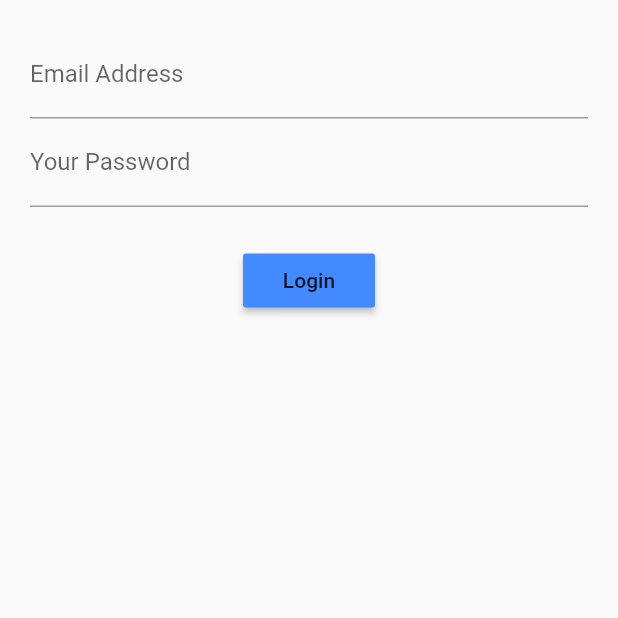
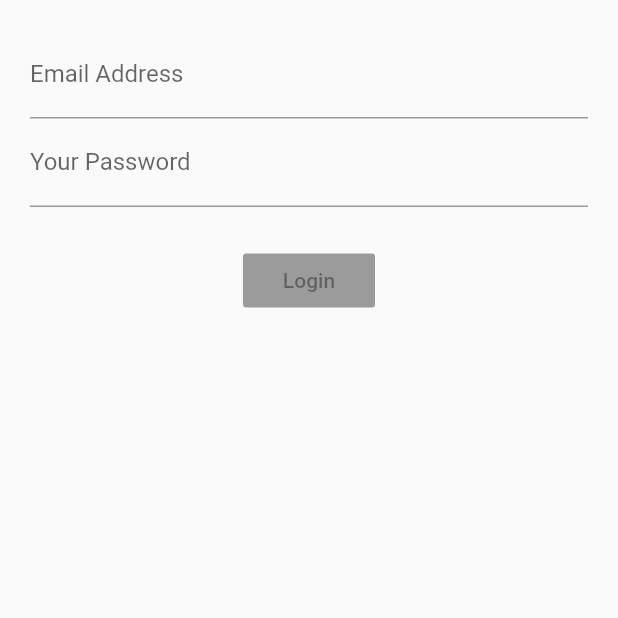
Before and after one commit to mKleinCreative/LearnSomeDart, a Flutter app: the screen it shows after launch, on a phone screen of 412 x 824 dp, the top half of it. Run offline on Flutter 3.47's test engine with Material 2 defaults, Android fonts, the phone set to English and light mode, and no system bars; our stand-ins replace rxdart.

Commit message:
added in stream functionality to login page, now migrating to RxDart Subjects

```diff
--- a/login_bloc/lib/src/app.dart
+++ b/login_bloc/lib/src/app.dart
@@ -1,12 +1,15 @@
 import 'package:flutter/material.dart';
 import 'screens/login_screen.dart';
+import 'blocs/provider.dart';
 
 class App extends StatelessWidget {
   build(context) {
-    return MaterialApp(
-      title: 'Log Me In',
-      home: Scaffold(
-        body: LoginScreen(),
+    return Provider(
+      child: MaterialApp(
+        title: 'Log Me In',
+        home: Scaffold(
+          body: LoginScreen(),
+        ),
       ),
     );
   }
--- a/login_bloc/lib/src/blocs/bloc.dart
+++ b/login_bloc/lib/src/blocs/bloc.dart
@@ -1,15 +1,21 @@
 import 'dart:async';
 import 'validators.dart';
+import 'package:rxdart/rxdart.dart';
 
 class Bloc extends Object with Validators{
-  final _email = StreamController<String>();
-  final _password = StreamController<String>();
+  final _email = StreamController<String>.broadcast();
+  final _password = StreamController<String>.broadcast();
 
   Stream<String> get email => _email.stream.transform(validateEmail);
   Stream<String> get password => _password.stream.transform(validatePassword);
+  Stream<bool> get submitValid => Observable.combineLatest2(email, password, (e, p) => true);
 
   Function(String) get changeEmail => _email.sink.add;
   Function(String) get changePassword => _password.sink.add;
+
+  submit() {
+
+  }
 
   dispose() {
     _email.close();
--- /dev/null
+++ b/login_bloc/lib/src/blocs/provider.dart
@@ -0,0 +1,15 @@
+import 'package:flutter/material.dart';
+import 'bloc.dart';
+
+class Provider extends InheritedWidget {
+  final bloc = Bloc();
+
+  Provider({Key key, Widget child})
+    : super(key: key, child: child);
+
+  bool updateShouldNotify(_) => true;
+
+  static Bloc of(BuildContext context) {
+    return (context.inheritFromWidgetOfExactType(Provider) as Provider).bloc;
+  }
+}
--- a/login_bloc/lib/src/blocs/validators.dart
+++ b/login_bloc/lib/src/blocs/validators.dart
@@ -16,7 +16,7 @@ class Validators {
       if (password.length > 3) {
         sink.add(password);
       } else {
-        sink.addError('Please enter atleast 4 characters.')
+        sink.addError('Please enter atleast 4 characters.');
       }
     }
   );
--- a/login_bloc/lib/src/screens/login_screen.dart
+++ b/login_bloc/lib/src/screens/login_screen.dart
@@ -1,45 +1,68 @@
 import 'package:flutter/material.dart';
+import '../blocs/bloc.dart';
+import '../blocs/provider.dart';
 
 class LoginScreen extends StatelessWidget {
   Widget build(context) {
+    final bloc = Provider.of(context);
+
     return Container(
       margin: EdgeInsets.all(20.0),
       child: Column(
         children: [
-          emailField(),
-          passwordField(),
+          emailField(bloc),
+          passwordField(bloc),
           Container(margin: EdgeInsets.only(top: 25.0)),
-          submitButton(),
+          submitButton(bloc),
         ],
       ),
     );
   }
 
-  Widget emailField() {
+  Widget emailField(Bloc bloc) {
+    return StreamBuilder(
+      stream: bloc.email,
+      builder: (context, snapshot) {
         return TextField(
+          onChanged: bloc.changeEmail,
           keyboardType: TextInputType.emailAddress,
           decoration: InputDecoration(
             hintText: 'you@example.com',
             labelText: 'Email Address',
+            errorText: snapshot.error,
           ),
+        );
+      },
     );
   }
 
-  Widget passwordField() {
+  Widget passwordField(Bloc bloc) {
+    return StreamBuilder(
+      stream: bloc.password,
+      builder: (context, snapshot) {
         return TextField(
+          onChanged: bloc.changePassword,
           obscureText: true,
           decoration: InputDecoration(
             hintText: 'Password',
             labelText: 'Your Password',
+            errorText: snapshot.error,
           ),
+        );
+      },
     );
   }
 
-  Widget submitButton() {
+  Widget submitButton(Bloc bloc) {
+    return StreamBuilder(
+      stream: bloc.submitValid,
+      builder: (context, snapshot) {
         return RaisedButton(
           child: Text('Login'),
           color: Colors.blueAccent,
-      onPressed: () {},
+          onPressed: snapshot.hasData ? bloc.submit : null,
+        );
+      },
     );
   }
 }
--- a/login_bloc/pubspec.yaml
+++ b/login_bloc/pubspec.yaml
@@ -8,6 +8,8 @@ dependencies:
   # The following adds the Cupertino Icons font to your application.
   # Use with the CupertinoIcons class for iOS style icons.
   cupertino_icons: ^0.1.2
+
+  rxdart: ^0.16.7
 
 dev_dependencies:
   flutter_test:
```
Also changed, not shown: login_bloc/pubspec.lock. Lines whose indentation alone changed are shown as unchanged.
